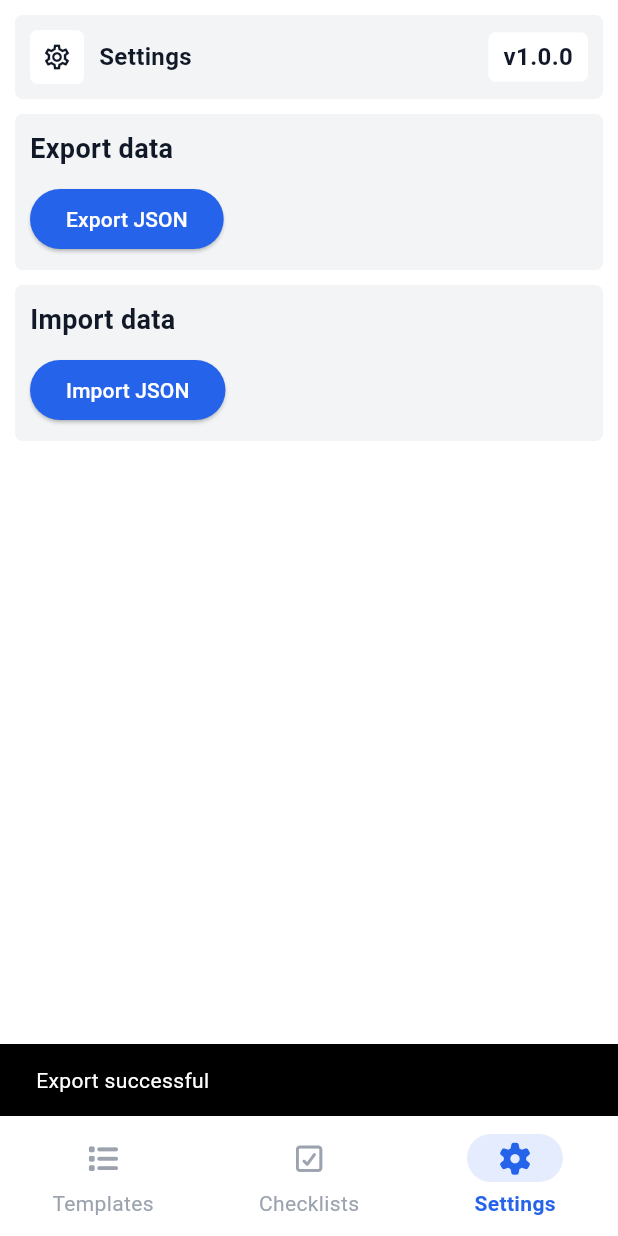
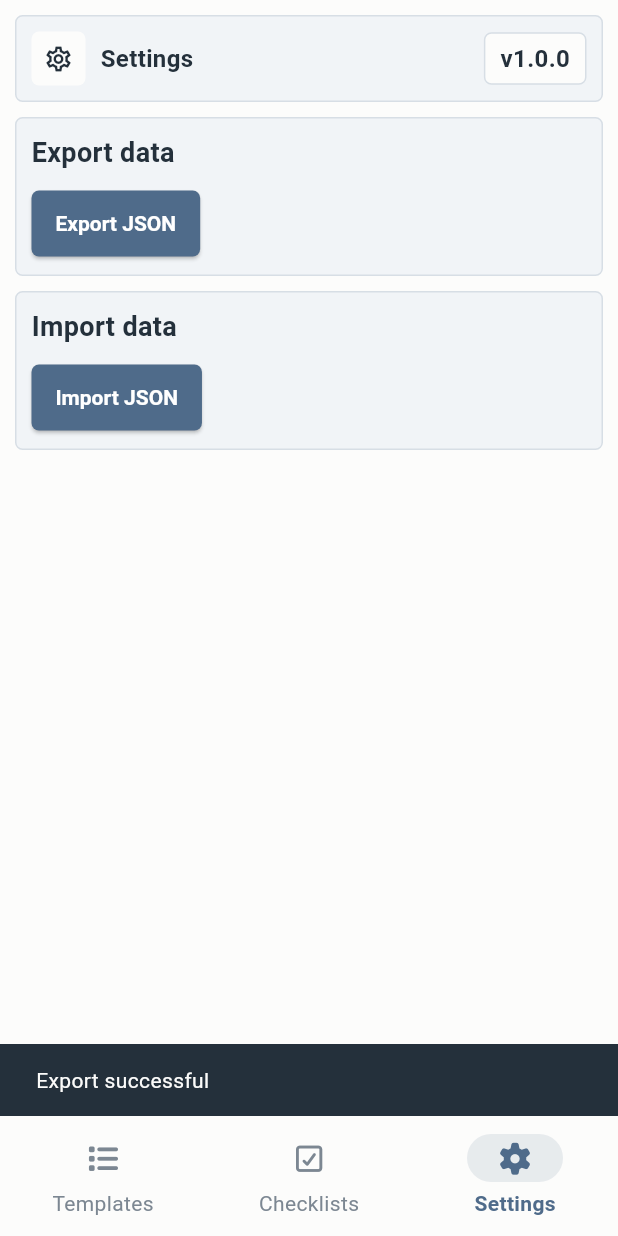
Before and after one commit to Jakob37/Checklist-templates-in-Flutter, a Flutter app: the screen it shows after launch, item 3 of the bottom bar chosen, after a tap on "Export JSON", on a phone screen of 412 x 824 dp. Run offline on Flutter 3.47's test engine with Material 3 defaults, Android fonts, the phone set to English and light mode, and no system bars; our stand-ins replace file_picker, font_awesome_flutter, go_router, share_plus, shared_preferences.

Commit message:
Simplified and dimmed down colors

```diff
--- a/lib/navigation/router.dart
+++ b/lib/navigation/router.dart
@@ -127,7 +127,7 @@ class _ChecklistNavIcon extends StatelessWidget {
               constraints: const BoxConstraints(minWidth: 18, minHeight: 18),
               padding: const EdgeInsets.symmetric(horizontal: 4),
               decoration: const BoxDecoration(
-                color: Colors.red,
+                color: AppColors.highlight2,
                 shape: BoxShape.circle,
               ),
               alignment: Alignment.center,
@@ -136,7 +136,7 @@ class _ChecklistNavIcon extends StatelessWidget {
                 style: const TextStyle(
                   color: AppColors.white,
                   fontSize: 11,
-                  fontWeight: FontWeight.bold,
+                  fontWeight: FontWeight.w600,
                 ),
               ),
             ),
--- a/lib/screens/settings_screen.dart
+++ b/lib/screens/settings_screen.dart
@@ -36,13 +36,11 @@ class SettingsScreen extends StatelessWidget {
                 style: TextStyle(
                   color: AppColors.light,
                   fontSize: AppSizes.textMinor,
-                  fontWeight: FontWeight.bold,
+                  fontWeight: FontWeight.w600,
                 ),
               ),
               const SizedBox(height: AppSizes.s),
               ElevatedButton(
-                style: ElevatedButton.styleFrom(
-                    backgroundColor: AppColors.highlight1),
                 onPressed: () async {
                   final state = context.read<AppState>();
                   final bundle = ExportBundle(
@@ -82,13 +80,11 @@ class SettingsScreen extends StatelessWidget {
                 style: TextStyle(
                   color: AppColors.light,
                   fontSize: AppSizes.textMinor,
-                  fontWeight: FontWeight.bold,
+                  fontWeight: FontWeight.w600,
                 ),
               ),
               const SizedBox(height: AppSizes.s),
               ElevatedButton(
-                style: ElevatedButton.styleFrom(
-                    backgroundColor: AppColors.highlight1),
                 onPressed: () async {
                   ExportBundle? result;
                   try {
@@ -154,6 +150,7 @@ class _VersionBadge extends StatelessWidget {
       ),
       decoration: BoxDecoration(
         color: AppColors.primary,
+        border: Border.all(color: AppColors.border),
         borderRadius: BorderRadius.circular(AppSizes.borderRadius),
       ),
       child: Text(
@@ -161,7 +158,7 @@ class _VersionBadge extends StatelessWidget {
         style: const TextStyle(
           color: AppColors.light,
           fontSize: AppSizes.textSub,
-          fontWeight: FontWeight.bold,
+          fontWeight: FontWeight.w600,
         ),
       ),
     );
--- a/lib/screens/templates_screen.dart
+++ b/lib/screens/templates_screen.dart
@@ -104,7 +104,7 @@ class _TemplatesScreenState extends State<TemplatesScreen> {
                       style: TextStyle(
                         color: AppColors.light,
                         fontSize: AppSizes.textMinor,
-                        fontWeight: FontWeight.bold,
+                        fontWeight: FontWeight.w600,
                       ),
                     ),
                     TextButton(
@@ -170,6 +170,7 @@ class _HeaderCount extends StatelessWidget {
       ),
       decoration: BoxDecoration(
         color: AppColors.primary,
+        border: Border.all(color: AppColors.border),
         borderRadius: BorderRadius.circular(AppSizes.borderRadius),
       ),
       child: Text(
@@ -177,7 +178,7 @@ class _HeaderCount extends StatelessWidget {
         style: const TextStyle(
           color: AppColors.light,
           fontSize: AppSizes.textSub,
-          fontWeight: FontWeight.bold,
+          fontWeight: FontWeight.w600,
         ),
       ),
     );
@@ -257,12 +258,12 @@ class _OptionalGroupsDialogState extends State<_OptionalGroupsDialog> {
         ),
         ElevatedButton(
           style: ElevatedButton.styleFrom(
-            backgroundColor: AppColors.highlight2,
+            backgroundColor: AppColors.secondary,
+            foregroundColor: AppColors.light,
           ),
           onPressed: () => Navigator.of(context).pop(_selectedStackIds),
           child: const Text(
             'Start',
-            style: TextStyle(color: AppColors.white),
           ),
         ),
       ],
@@ -296,6 +297,7 @@ class _TemplateCard extends StatelessWidget {
       padding: const EdgeInsets.all(AppSizes.s),
       decoration: BoxDecoration(
         color: AppColors.secondary,
+        border: Border.all(color: AppColors.border),
         borderRadius: BorderRadius.circular(AppSizes.borderRadius),
       ),
       child: Column(
@@ -325,7 +327,7 @@ class _TemplateCard extends StatelessWidget {
                         style: const TextStyle(
                           color: AppColors.light,
                           fontSize: AppSizes.textMinor,
-                          fontWeight: FontWeight.bold,
+                          fontWeight: FontWeight.w600,
                         ),
                       ),
                       const SizedBox(height: AppSizes.xs),
--- a/lib/screens/view_template_widget.dart
+++ b/lib/screens/view_template_widget.dart
@@ -50,7 +50,7 @@ class ViewTemplateWidget extends StatelessWidget {
                               style: const TextStyle(
                                 color: AppColors.faint,
                                 fontSize: AppSizes.textSub,
-                                fontWeight: FontWeight.bold,
+                                fontWeight: FontWeight.w600,
                               ),
                             ),
                           ),
@@ -60,7 +60,7 @@ class ViewTemplateWidget extends StatelessWidget {
                               style: TextStyle(
                                 color: AppColors.highlight2,
                                 fontSize: AppSizes.textSub,
-                                fontWeight: FontWeight.bold,
+                                fontWeight: FontWeight.w600,
                               ),
                             ),
                         ],
--- a/lib/theme/app_colors.dart
+++ b/lib/theme/app_colors.dart
@@ -1,11 +1,12 @@
 import 'package:flutter/material.dart';
 
 class AppColors {
-  static const Color primary = Color(0xFFFFFFFF);
-  static const Color secondary = Color(0xFFF3F4F6);
-  static const Color highlight1 = Color(0xFF2563EB);
-  static const Color highlight2 = Color(0xFFF59E0B);
-  static const Color light = Color(0xFF111827);
-  static const Color faint = Color(0xFF9CA3AF);
+  static const Color primary = Color(0xFFFCFCFB);
+  static const Color secondary = Color(0xFFF1F4F7);
+  static const Color highlight1 = Color(0xFF4F6B8A);
+  static const Color highlight2 = Color(0xFFC08E4D);
+  static const Color light = Color(0xFF24303B);
+  static const Color faint = Color(0xFF7C8792);
+  static const Color border = Color(0xFFD7DEE5);
   static const Color white = Color(0xFFFFFFFF);
 }
--- a/lib/theme/app_theme.dart
+++ b/lib/theme/app_theme.dart
@@ -9,14 +9,11 @@ ThemeData buildAppTheme() {
       surface: AppColors.primary,
       primary: AppColors.highlight1,
       secondary: AppColors.highlight2,
-    ),
-    bottomNavigationBarTheme: const BottomNavigationBarThemeData(
-      backgroundColor: AppColors.primary,
-      selectedItemColor: AppColors.highlight1,
-      unselectedItemColor: AppColors.faint,
+      onPrimary: AppColors.light,
+      onSurface: AppColors.light,
     ),
     navigationBarTheme: NavigationBarThemeData(
-      backgroundColor: AppColors.white,
+      backgroundColor: AppColors.primary,
       indicatorColor: AppColors.highlight1.withValues(alpha: 0.12),
       labelTextStyle: WidgetStateProperty.resolveWith((states) {
         return TextStyle(
@@ -24,7 +21,7 @@ ThemeData buildAppTheme() {
               ? AppColors.highlight1
               : AppColors.faint,
           fontWeight:
-              states.contains(WidgetState.selected) ? FontWeight.bold : null,
+              states.contains(WidgetState.selected) ? FontWeight.w600 : null,
         );
       }),
       iconTheme: WidgetStateProperty.resolveWith((states) {
@@ -35,6 +32,40 @@ ThemeData buildAppTheme() {
         );
       }),
     ),
+    elevatedButtonTheme: ElevatedButtonThemeData(
+      style: ElevatedButton.styleFrom(
+        backgroundColor: AppColors.highlight1,
+        foregroundColor: AppColors.white,
+        elevation: 1,
+        surfaceTintColor: Colors.transparent,
+        padding: const EdgeInsets.symmetric(horizontal: 16, vertical: 14),
+        shape: RoundedRectangleBorder(
+          borderRadius: BorderRadius.circular(5),
+        ),
+        textStyle: const TextStyle(fontWeight: FontWeight.w600),
+      ),
+    ),
+    outlinedButtonTheme: OutlinedButtonThemeData(
+      style: OutlinedButton.styleFrom(
+        foregroundColor: AppColors.light,
+        side: const BorderSide(color: AppColors.border),
+        shape: RoundedRectangleBorder(borderRadius: BorderRadius.circular(5)),
+      ),
+    ),
+    textButtonTheme: TextButtonThemeData(
+      style: TextButton.styleFrom(
+        foregroundColor: AppColors.highlight1,
+        textStyle: const TextStyle(fontWeight: FontWeight.w600),
+      ),
+    ),
+    floatingActionButtonTheme: const FloatingActionButtonThemeData(
+      backgroundColor: AppColors.highlight1,
+      foregroundColor: AppColors.white,
+      elevation: 1,
+      focusElevation: 0,
+      hoverElevation: 0,
+      highlightElevation: 0,
+    ),
     textTheme: const TextTheme(
       bodyMedium: TextStyle(color: AppColors.light),
       bodyLarge: TextStyle(color: AppColors.light),
--- a/lib/widgets/blue_panel.dart
+++ b/lib/widgets/blue_panel.dart
@@ -23,6 +23,7 @@ class BluePanel extends StatelessWidget {
       padding: padding ?? const EdgeInsets.all(AppSizes.s),
       decoration: BoxDecoration(
         color: AppColors.secondary,
+        border: Border.all(color: AppColors.border),
         borderRadius: BorderRadius.circular(AppSizes.borderRadius),
       ),
       child: child,
--- a/lib/widgets/confirm_dialog.dart
+++ b/lib/widgets/confirm_dialog.dart
@@ -23,8 +23,10 @@ Future<void> showConfirmDialog({
             Navigator.of(ctx).pop();
             onConfirm();
           },
-          child:
-              const Text('Confirm', style: TextStyle(color: AppColors.highlight1)),
+          child: const Text(
+            'Confirm',
+            style: TextStyle(color: AppColors.highlight1),
+          ),
         ),
       ],
     ),
--- a/lib/widgets/hover_fab.dart
+++ b/lib/widgets/hover_fab.dart
@@ -1,6 +1,5 @@
 import 'package:flutter/material.dart';
 import 'package:font_awesome_flutter/font_awesome_flutter.dart';
-import '../theme/app_colors.dart';
 import '../theme/app_sizes.dart';
 
 class HoverFab extends StatelessWidget {
@@ -18,9 +17,10 @@ class HoverFab extends StatelessWidget {
         height: AppSizes.hoverButton,
         child: FloatingActionButton(
           onPressed: onPressed,
-          backgroundColor: AppColors.highlight1,
-          elevation: 3,
-          child: const FaIcon(FontAwesomeIcons.plus, color: AppColors.white),
+          shape: RoundedRectangleBorder(
+            borderRadius: BorderRadius.circular(AppSizes.borderRadius),
+          ),
+          child: const FaIcon(FontAwesomeIcons.plus),
         ),
       ),
     );
--- a/lib/widgets/screen_header.dart
+++ b/lib/widgets/screen_header.dart
@@ -46,7 +46,7 @@ class ScreenHeader extends StatelessWidget {
                   style: const TextStyle(
                     color: AppColors.light,
                     fontSize: AppSizes.textSub,
-                    fontWeight: FontWeight.bold,
+                    fontWeight: FontWeight.w600,
                   ),
                 ),
                 if (subtitle != null && subtitle!.trim().isNotEmpty) ...[
```
Also changed, not shown: lib/screens/checklists_screen.dart (+10 -6 lines), lib/screens/make_template_screen.dart (+12 -8 lines).
